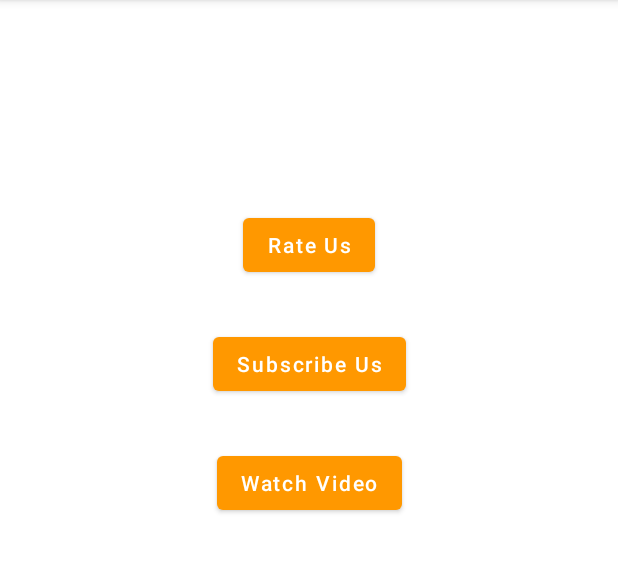
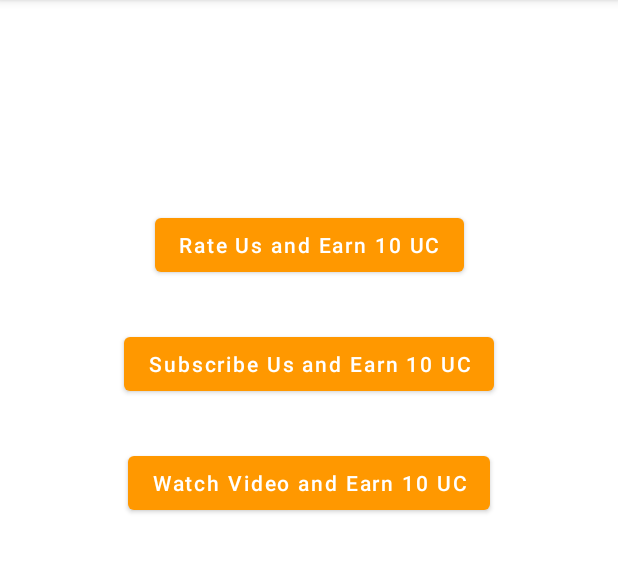
Before and after one commit to WitnessMe02/PubgUC, an Android app: the EarnMoreActivity screen opened directly, with no data from a screen before it, on a phone screen of 412 x 824 dp, the part 84-657 px from its top. Run offline under Robolectric (Android 15) with nearby library versions, the phone set to English and light mode, and no system bars.

Commit message:
Modified Activity UI.

```diff
--- a/app/src/main/res/layout/activity_earn_more.xml
+++ b/app/src/main/res/layout/activity_earn_more.xml
@@ -12,7 +12,7 @@
         android:layout_width="wrap_content"
         android:layout_height="wrap_content"
         android:layout_marginTop="139dp"
-        android:text="Rate Us"
+        android:text="Rate Us and Earn 10 UC"
         android:textAllCaps="false"
         app:layout_constraintEnd_toEndOf="parent"
         app:layout_constraintStart_toStartOf="parent"
@@ -23,7 +23,7 @@
         android:layout_width="wrap_content"
         android:layout_height="wrap_content"
         android:layout_marginTop="31dp"
-        android:text="Subscribe Us"
+        android:text="Subscribe Us and Earn 10 UC"
         android:textAllCaps="false"
         app:layout_constraintEnd_toEndOf="parent"
         app:layout_constraintStart_toStartOf="parent"
@@ -34,7 +34,7 @@
         android:layout_width="wrap_content"
         android:layout_height="wrap_content"
         android:layout_marginTop="31dp"
-        android:text="Watch Video"
+        android:text="Watch Video and Earn 10 UC"
         android:textAllCaps="false"
         app:layout_constraintEnd_toEndOf="parent"
         app:layout_constraintStart_toStartOf="parent"
```
